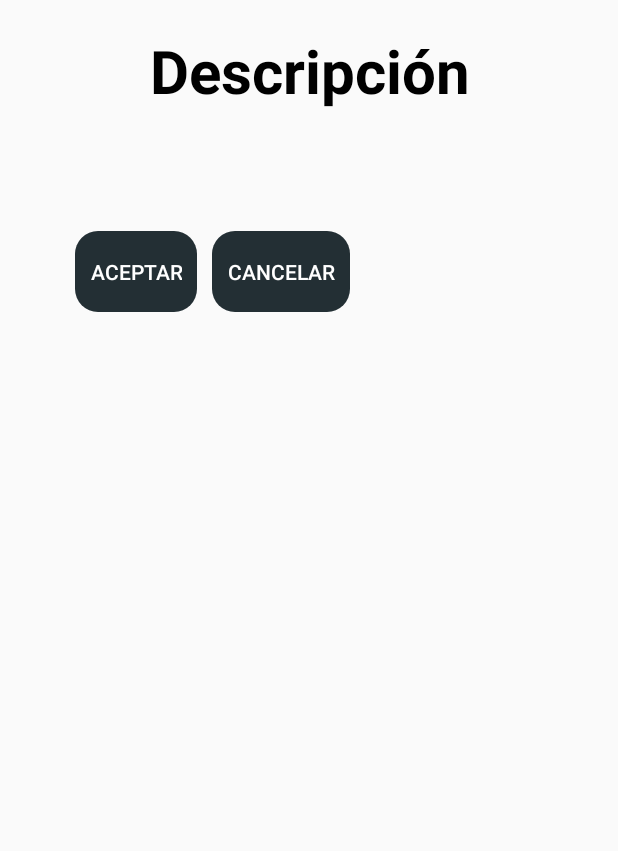
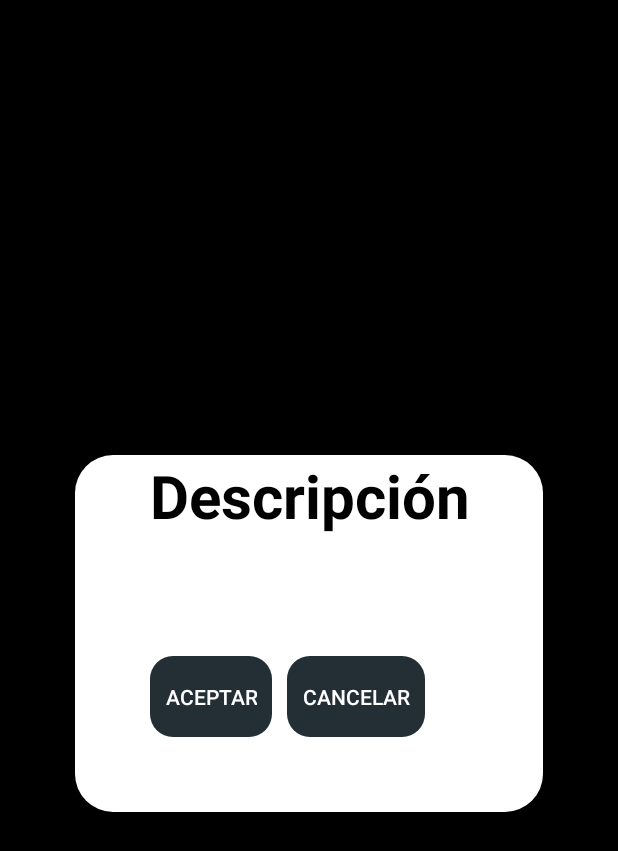
Before and after one commit to ManuelTorresArg/ScanApp, an Android app: the layout description_select_activity.xml on its own in the app's theme, with its tools: preview values and no code run, on a phone screen of 412 x 824 dp. Shown: the top 851 px of the screen. Run offline under Robolectric (Android 15) with nearby library versions, the phone set to English and light mode, and no system bars.

Commit message:
Solucionado vuelta a activity erronea, Scan continuo

```diff
--- a/app/src/main/AndroidManifest.xml
+++ b/app/src/main/AndroidManifest.xml
@@ -16,7 +16,7 @@
         android:supportsRtl="true"
         android:theme="@style/Theme.ScanApp">
         <activity
-            android:name=".LoginActivity"
+            android:name=".MainActivity"
             android:exported="true">
             <intent-filter>
                 <action android:name="android.intent.action.MAIN" />
@@ -25,7 +25,7 @@
             </intent-filter>
         </activity>
 
-        <activity android:name=".MainActivity"
+        <activity android:name=".LoginActivity"
             android:exported="true">
 
         </activity>
--- a/app/src/main/java/com/example/scanapp/ConfigActivity.java
+++ b/app/src/main/java/com/example/scanapp/ConfigActivity.java
@@ -73,8 +73,6 @@ public class ConfigActivity extends AppCompatActivity {
         binding.chkContinuo.setChecked(new String(sharedpreferences.getString("CHECK_CONTINUO", "1")).equals("1"));
         binding.chkSumariza.setChecked(new String(sharedpreferences.getString("CHECK_SUMARIZA", "1")).equals("1"));
 
-
-
         binding.radioButtonVentas.setChecked(new String(sharedpreferences.getString("RADIO_GROUP_SISTEMA", "0")).equals("0"));
         binding.radioButtonAvanza.setChecked(new String(sharedpreferences.getString("RADIO_GROUP_SISTEMA", "0")).equals("1"));
         binding.radioButtonCustom.setChecked(new String(sharedpreferences.getString("RADIO_GROUP_SISTEMA", "0")).equals("2"));
--- /dev/null
+++ b/app/src/main/res/drawable/fondo_blanco.xml
@@ -0,0 +1,10 @@
+<?xml version="1.0" encoding="utf-8"?>
+<selector xmlns:android="http://schemas.android.com/apk/res/android">
+    <item>
+        <shape android:shape="rectangle">
+            <corners android:radius="25dp"/>
+            <solid android:color="#ffffff"/>
+        </shape>
+
+    </item>
+</selector>
--- a/app/src/main/res/layout/description_select_activity.xml
+++ b/app/src/main/res/layout/description_select_activity.xml
@@ -3,18 +3,21 @@
     xmlns:app="http://schemas.android.com/apk/res-auto"
     xmlns:tools="http://schemas.android.com/tools"
     android:layout_width="match_parent"
-    android:layout_height="match_parent">
+    android:layout_height="match_parent"
+    android:background="@color/black">
 
     <LinearLayout
         android:layout_width="match_parent"
-        android:layout_height="match_parent"
+        android:layout_height="wrap_content"
         android:orientation="vertical"
         android:layout_marginStart="50dp"
         android:layout_marginTop="20dp"
+        android:layout_marginEnd="50dp"
         app:layout_constraintBottom_toBottomOf="parent"
         app:layout_constraintEnd_toEndOf="parent"
         app:layout_constraintStart_toStartOf="parent"
-        app:layout_constraintTop_toTopOf="parent">
+        app:layout_constraintTop_toTopOf="parent"
+        android:background="@drawable/fondo_blanco">
 
         <TextView
             android:id="@+id/txt_config_title"
@@ -39,6 +42,8 @@
             android:layout_width="match_parent"
             android:layout_height="match_parent"
             android:layout_marginTop="50dp"
+            android:layout_marginBottom="50dp"
+            android:layout_marginStart="50dp"
             android:orientation="horizontal">
 
             <Button
```
Also changed, not shown: app/src/main/java/com/example/scanapp/MainActivity.java (+30 -11 lines).
